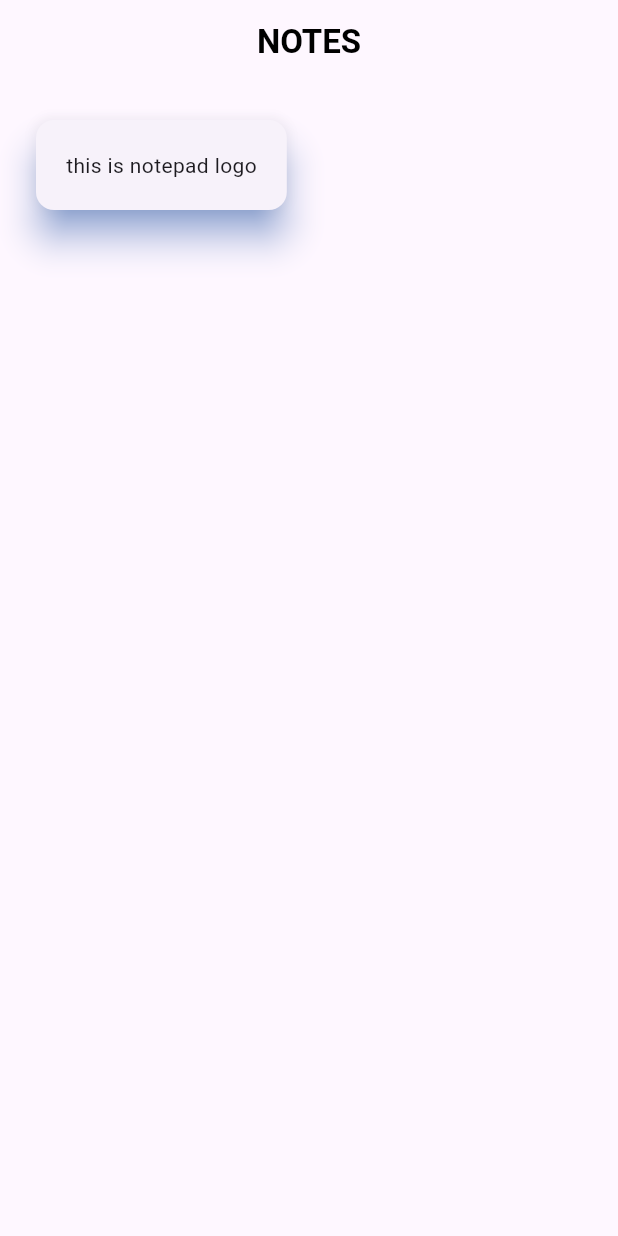
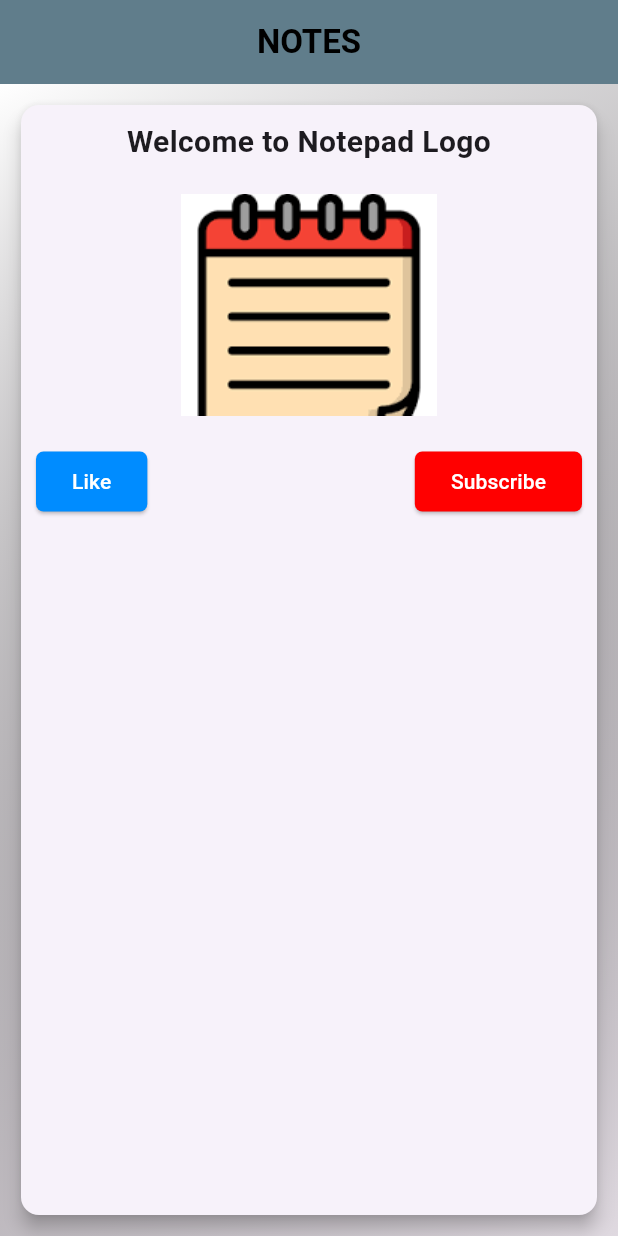
Before and after one commit to bibekparajuli39/flutterPractice, a Flutter app: the screen it shows after launch, on a phone screen of 412 x 824 dp. Run offline on Flutter 3.47's test engine with Material 3 defaults, Android fonts, the phone set to English and light mode, and no system bars.

Commit message:
second commit

```diff
--- a/lib/notepadd.dart
+++ b/lib/notepadd.dart
@@ -11,21 +11,76 @@ class Notepad extends StatelessWidget {
           "NOTES",
           style: TextStyle(color: Colors.black, fontWeight: FontWeight.bold),
         ),
+        backgroundColor: Colors.blueGrey,
         centerTitle: true,
       ),
-      body: Padding(
-        padding: EdgeInsets.all(20),
-        child: Column(
-          children: [
-            Card(
-              elevation: 10,
-              shadowColor: Colors.blueAccent,
-              child: Padding(
-                padding: EdgeInsets.all(20),
-                child: Column(children: [Text("this is notepad logo")]),
+      body: Container(
+        decoration: BoxDecoration(
+          gradient: LinearGradient(
+            colors: [Colors.white, Colors.black12],
+            begin: Alignment.topLeft,
+            end: Alignment.bottomRight,
+          ),
+        ),
+        child: Padding(
+          padding: const EdgeInsets.all(10.0),
+          child: Card(
+            elevation: 5,
+
+            child: Padding(
+              padding: EdgeInsets.all(10),
+              child: Column(
+                children: [
+                  Text(
+                    "Welcome to Notepad Logo",
+                    style: TextStyle(fontSize: 20, fontWeight: FontWeight.bold),
+                    textAlign: TextAlign.center,
+                  ),
+                  SizedBox(height: 20),
+                  Image(image: AssetImage('assets/logon.png')),
+                  SizedBox(height: 20),
+                  Row(
+                    mainAxisAlignment: MainAxisAlignment.spaceBetween,
+                    children: [
+                      ElevatedButton(
+                        onPressed: () {},
+                        style: ElevatedButton.styleFrom(
+                          backgroundColor: const Color.fromARGB(
+                            255,
+                            0,
+                            140,
+                            255,
+                          ),
+                          shape: RoundedRectangleBorder(
+                            borderRadius: BorderRadius.all(Radius.circular(5)),
+                          ),
+                        ),
+                        child: Text(
+                          "Like",
+
+                          style: TextStyle(color: Colors.white),
+                        ),
+                      ),
+                      ElevatedButton(
+                        onPressed: () {},
+                        style: ElevatedButton.styleFrom(
+                          backgroundColor: const Color.fromARGB(255, 255, 0, 0),
+                          shape: RoundedRectangleBorder(
+                            borderRadius: BorderRadius.all(Radius.circular(5)),
+                          ),
+                        ),
+
+                        child: Text(
+                          "Subscribe",
+                          style: TextStyle(color: Colors.white),
+                        ),
+                      ),
+                    ],
+                  ),
+                ],
               ),
             ),
-          ],
+          ),
         ),
       ),
     );
--- a/pubspec.yaml
+++ b/pubspec.yaml
@@ -58,7 +58,8 @@ flutter:
   uses-material-design: true
 
   # To add assets to your application, add an assets section, like this:
-  # assets:
+  assets:
+   - assets/logon.png
   #   - images/a_dot_burr.jpeg
   #   - images/a_dot_ham.jpeg
 
```
Also changed, not shown: assets/logo.jpg (deleted), assets/logon.png (added).
